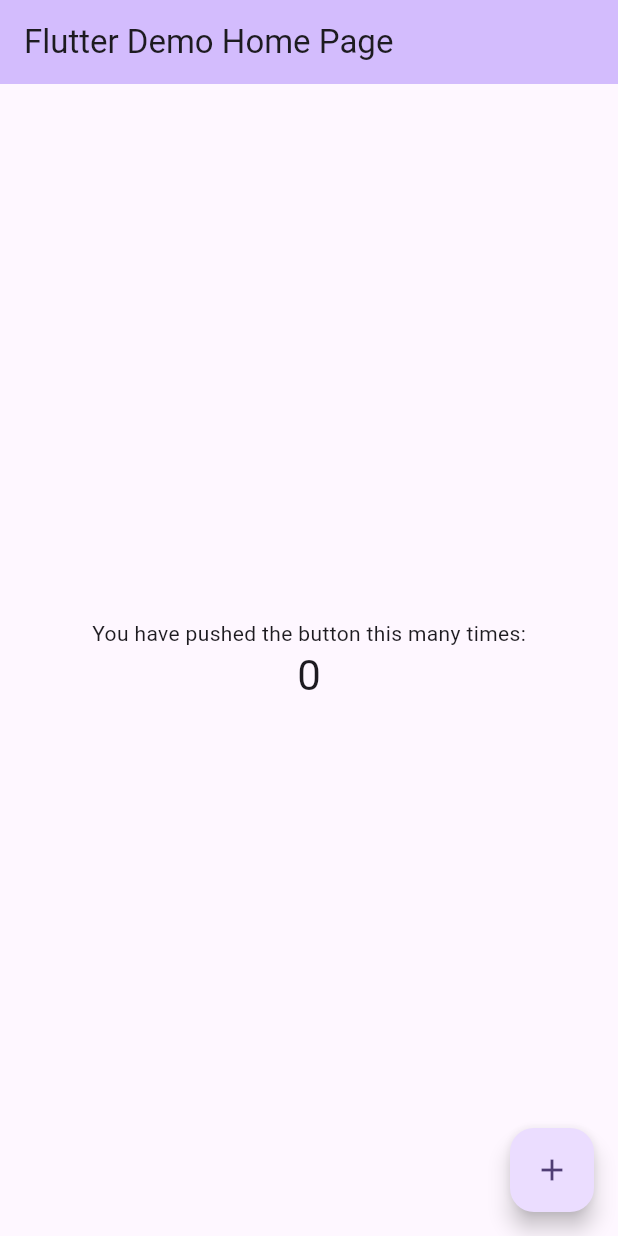
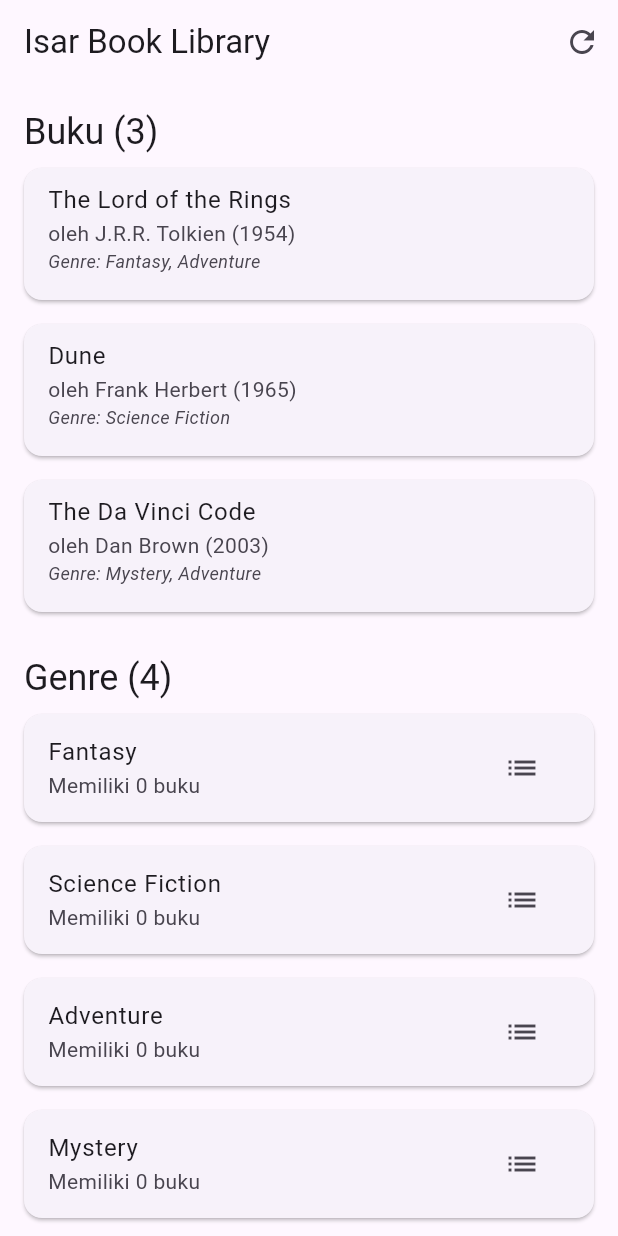
Before and after one commit to Andaruu19/ppb-ets, a Flutter app: the screen it shows after launch, on a phone screen of 412 x 824 dp. Run offline on Flutter 3.47's test engine with Material 3 defaults, Android fonts, the phone set to English and light mode, and no system bars; our stand-ins replace isar; accounts and stored records are empty; generated files the repository leaves out were written again.

Commit message:
crud implemented

```diff
--- a/lib/main.dart
+++ b/lib/main.dart
@@ -1,122 +1,45 @@
+import 'package:isar/isar.dart';
 import 'package:flutter/material.dart';
+import 'services/isar_services.dart';
+import 'screens/home_screen.dart';
 
-void main() {
-  runApp(const MyApp());
+void main() async {
+  // 1. Pastikan Flutter binding siap
+  WidgetsFlutterBinding.ensureInitialized();
+
+  // 2. Inisialisasi Isar Core (WAJIB untuk Flutter)
+  //    Ini akan mendownload binary Isar yang sesuai untuk platform target.
+  await Isar.initializeIsarCore(download: true);
+
+  // 3. Buat instance IsarService (ini akan memicu pembukaan DB)
+  final isarService = IsarService();
+
+  // 4. (Opsional) Tambahkan data awal jika database baru dibuat
+  //    Tunggu DB benar-benar terbuka sebelum menambahkan data
+  await isarService.db; // Pastikan DB sudah siap
+  await isarService.addInitialGenres(); // Tambah genre jika belum ada
+  await isarService.addSampleBooks();  // Tambah buku contoh jika belum ada
+
+
+  // 5. Jalankan aplikasi Flutter
+  runApp(MyApp(isarService: isarService));
 }
 
 class MyApp extends StatelessWidget {
-  const MyApp({super.key});
+  final IsarService isarService;
 
-  // This widget is the root of your application.
+  const MyApp({Key? key, required this.isarService}) : super(key: key);
+
   @override
   Widget build(BuildContext context) {
     return MaterialApp(
-      title: 'Flutter Demo',
+      title: 'Isar Book Example',
       theme: ThemeData(
-        // This is the theme of your application.
-        //
-        // TRY THIS: Try running your application with "flutter run". You'll see
-        // the application has a purple toolbar. Then, without quitting the app,
-        // try changing the seedColor in the colorScheme below to Colors.green
-        // and then invoke "hot reload" (save your changes or press the "hot
-        // reload" button in a Flutter-supported IDE, or press "r" if you used
-        // the command line to start the app).
-        //
-        // Notice that the counter didn't reset back to zero; the application
-        // state is not lost during the reload. To reset the state, use hot
-        // restart instead.
-        //
-        // This works for code too, not just values: Most code changes can be
-        // tested with just a hot reload.
-        colorScheme: ColorScheme.fromSeed(seedColor: Colors.deepPurple),
+        primarySwatch: Colors.indigo,
+        visualDensity: VisualDensity.adaptivePlatformDensity,
       ),
-      home: const MyHomePage(title: 'Flutter Demo Home Page'),
+      home: HomeScreen(isarService: isarService), // Kirim service ke HomeScreen
+      debugShowCheckedModeBanner: false,
     );
   }
 }
-
-class MyHomePage extends StatefulWidget {
-  const MyHomePage({super.key, required this.title});
-
-  // This widget is the home page of your application. It is stateful, meaning
-  // that it has a State object (defined below) that contains fields that affect
-  // how it looks.
-
-  // This class is the configuration for the state. It holds the values (in this
-  // case the title) provided by the parent (in this case the App widget) and
-  // used by the build method of the State. Fields in a Widget subclass are
-  // always marked "final".
-
-  final String title;
-
-  @override
-  State<MyHomePage> createState() => _MyHomePageState();
-}
-
-class _MyHomePageState extends State<MyHomePage> {
-  int _counter = 0;
-
-  void _incrementCounter() {
-    setState(() {
-      // This call to setState tells the Flutter framework that something has
-      // changed in this State, which causes it to rerun the build method below
-      // so that the display can reflect the updated values. If we changed
-      // _counter without calling setState(), then the build method would not be
-      // called again, and so nothing would appear to happen.
-      _counter++;
-    });
-  }
-
-  @override
-  Widget build(BuildContext context) {
-    // This method is rerun every time setState is called, for instance as done
-    // by the _incrementCounter method above.
-    //
-    // The Flutter framework has been optimized to make rerunning build methods
-    // fast, so that you can just rebuild anything that needs updating rather
-    // than having to individually change instances of widgets.
-    return Scaffold(
-      appBar: AppBar(
-        // TRY THIS: Try changing the color here to a specific color (to
-        // Colors.amber, perhaps?) and trigger a hot reload to see the AppBar
-        // change color while the other colors stay the same.
-        backgroundColor: Theme.of(context).colorScheme.inversePrimary,
-        // Here we take the value from the MyHomePage object that was created by
-        // the App.build method, and use it to set our appbar title.
-        title: Text(widget.title),
-      ),
-      body: Center(
-        // Center is a layout widget. It takes a single child and positions it
-        // in the middle of the parent.
-        child: Column(
-          // Column is also a layout widget. It takes a list of children and
-          // arranges them vertically. By default, it sizes itself to fit its
-          // children horizontally, and tries to be as tall as its parent.
-          //
-          // Column has various properties to control how it sizes itself and
-          // how it positions its children. Here we use mainAxisAlignment to
-          // center the children vertically; the main axis here is the vertical
-          // axis because Columns are vertical (the cross axis would be
-          // horizontal).
-          //
-          // TRY THIS: Invoke "debug painting" (choose the "Toggle Debug Paint"
-          // action in the IDE, or press "p" in the console), to see the
-          // wireframe for each widget.
-          mainAxisAlignment: MainAxisAlignment.center,
-          children: <Widget>[
-            const Text('You have pushed the button this many times:'),
-            Text(
-              '$_counter',
-              style: Theme.of(context).textTheme.headlineMedium,
-            ),
-          ],
-        ),
-      ),
-      floatingActionButton: FloatingActionButton(
-        onPressed: _incrementCounter,
-        tooltip: 'Increment',
-        child: const Icon(Icons.add),
-      ), // This trailing comma makes auto-formatting nicer for build methods.
-    );
-  }
-}
--- /dev/null
+++ b/lib/models/book.dart
@@ -0,0 +1,21 @@
+import 'package:isar/isar.dart';
+import 'genre.dart'; // Import model Genre untuk IsarLinks
+
+part 'book.g.dart'; // Shared generated part file
+
+@collection
+class Book {
+  Id id = Isar.autoIncrement;
+
+  @Index()
+  String? title;
+
+  String? author;
+  String? synopsis;
+  int? publicationYear;
+
+  // Link ke banyak objek Genre
+  final genres = IsarLinks<Genre>();
+
+  Book({this.title, this.author, this.synopsis, this.publicationYear}); // Constructor opsional
+}
--- /dev/null
+++ b/lib/models/genre.dart
@@ -0,0 +1,18 @@
+import 'package:isar/isar.dart';
+import 'book.dart'; // Import model Book untuk Backlink
+
+part 'genre.g.dart'; // Shared generated part file
+
+@collection
+class Genre {
+  Id id = Isar.autoIncrement;
+
+  @Index(unique: true, caseSensitive: false)
+  String? name;
+
+  // Backlink ke field 'genres' di model 'Book'
+  @Backlink(to: 'genres')
+  final books = IsarLinks<Book>();
+
+  Genre({this.name}); // Constructor opsional
+}
--- /dev/null
+++ b/lib/screens/home_screen.dart
@@ -0,0 +1,160 @@
+import 'package:flutter/material.dart';
+import '../services/isar_services.dart';
+import '../models/book.dart';
+import '../models/genre.dart';
+
+class HomeScreen extends StatefulWidget {
+  final IsarService isarService; // Terima service via constructor
+
+  const HomeScreen({Key? key, required this.isarService}) : super(key: key);
+
+  @override
+  State<HomeScreen> createState() => _HomeScreenState();
+}
+
+class _HomeScreenState extends State<HomeScreen> {
+  List<Book> _books = [];
+  List<Genre> _genres = [];
+  bool _isLoading = true;
+
+  @override
+  void initState() {
+    super.initState();
+    _loadData();
+  }
+
+  Future<void> _loadData() async {
+    setState(() => _isLoading = true);
+    try {
+      // Ambil data dari IsarService
+      _books = await widget.isarService.getAllBooksWithGenres();
+      _genres = await widget.isarService.getAllGenresWithBooks();
+    } catch (e) {
+      // Handle error (misalnya tampilkan snackbar)
+      print("Error loading data: $e");
+      ScaffoldMessenger.of(context).showSnackBar(
+        SnackBar(content: Text("Gagal memuat data: $e")),
+      );
+    } finally {
+      if (mounted) { // Pastikan widget masih ada di tree
+         setState(() => _isLoading = false);
+      }
+    }
+  }
+
+  @override
+  Widget build(BuildContext context) {
+    return Scaffold(
+      appBar: AppBar(
+        title: const Text('Isar Book Library'),
+        actions: [
+          IconButton(
+            icon: const Icon(Icons.refresh),
+            onPressed: _loadData,
+            tooltip: 'Muat Ulang Data',
+          ),
+          // Tombol untuk menghapus data (hati-hati)
+          // IconButton(
+          //   icon: const Icon(Icons.delete_forever),
+          //   onPressed: () async {
+          //     await widget.isarService.cleanDb();
+          //     _loadData(); // Muat ulang setelah membersihkan
+          //   },
+          //   tooltip: 'Hapus Semua Data',
+          // ),
+        ],
+      ),
+      body: _isLoading
+          ? const Center(child: CircularProgressIndicator())
+          : RefreshIndicator( // Tambahkan pull-to-refresh
+              onRefresh: _loadData,
+              child: ListView(
+                padding: const EdgeInsets.all(16.0),
+                children: [
+                  _buildSectionTitle('Buku (${_books.length})'),
+                  _buildBookList(),
+                  const SizedBox(height: 20),
+                  _buildSectionTitle('Genre (${_genres.length})'),
+                  _buildGenreList(),
+                ],
+              ),
+            ),
+    );
+  }
+
+  Widget _buildSectionTitle(String title) {
+    return Text(
+      title,
+      style: Theme.of(context).textTheme.headlineSmall,
+    );
+  }
+
+  Widget _buildBookList() {
+    if (_books.isEmpty) {
+      return const Center(child: Text('Belum ada buku.'));
+    }
+    return ListView.builder(
+      shrinkWrap: true, // Penting dalam ListView utama
+      physics: const NeverScrollableScrollPhysics(), // Non-scrollable
+      itemCount: _books.length,
+      itemBuilder: (context, index) {
+        final book = _books[index];
+        // Ambil nama genre dari link yang sudah di-load
+        final genreNames = book.genres.map((g) => g.name ?? 'N/A').join(', ');
+        return Card(
+          margin: const EdgeInsets.symmetric(vertical: 8.0),
+          child: ListTile(
+            title: Text(book.title ?? 'Tanpa Judul'),
+            subtitle: Column(
+              crossAxisAlignment: CrossAxisAlignment.start,
+              children: [
+                Text('oleh ${book.author ?? 'Anonim'} (${book.publicationYear ?? 'N/A'})'),
+                if (genreNames.isNotEmpty)
+                  Text('Genre: $genreNames', style: const TextStyle(fontSize: 12, fontStyle: FontStyle.italic)),
+              ],
+            ),
+            isThreeLine: genreNames.isNotEmpty,
+          ),
+        );
+      },
+    );
+  }
+
+   Widget _buildGenreList() {
+    if (_genres.isEmpty) {
+      return const Center(child: Text('Belum ada genre.'));
+    }
+    return ListView.builder(
+      shrinkWrap: true,
+      physics: const NeverScrollableScrollPhysics(),
+      itemCount: _genres.length,
+      itemBuilder: (context, index) {
+        final genre = _genres[index];
+        // Hitung jumlah buku dari link yang sudah di-load
+        final bookCount = genre.books.length;
+        return Card(
+          margin: const EdgeInsets.symmetric(vertical: 8.0),
+          child: ListTile(
+            title: Text(genre.name ?? 'Tanpa Nama'),
+            subtitle: Text('Memiliki $bookCount buku'),
+             // Opsional: Tampilkan daftar judul buku dalam genre ini
+            trailing: IconButton(
+              icon: Icon(Icons.list),
+              onPressed: () {
+                final bookTitles = genre.books.map((b) => b.title ?? 'N/A').join('\n- ');
+                showDialog(
+                  context: context,
+                  builder: (context) => AlertDialog(
+                    title: Text('Buku dalam Genre "${genre.name}"'),
+                    content: Text(bookTitles.isNotEmpty ? '- $bookTitles' : 'Tidak ada buku.'),
+                    actions: [TextButton(onPressed: () => Navigator.pop(context), child: Text('OK'))],
+                  ),
+                );
+              },
+            ),
+          ),
+        );
+      },
+    );
+  }
+}
--- /dev/null
+++ b/lib/services/isar_services.dart
@@ -0,0 +1,149 @@
+import 'package:isar/isar.dart';
+import 'package:path_provider/path_provider.dart';
+import '../models/genre.dart';
+import '../models/book.dart';
+import 'dart:async'; // Untuk Completer
+
+class IsarService {
+  late Future<Isar> db;
+
+  IsarService() {
+    db = _openDB(); // Inisialisasi saat service dibuat
+  }
+
+  // Membuka database Isar
+  Future<Isar> _openDB() async {
+    final dir = await getApplicationDocumentsDirectory();
+    if (Isar.instanceNames.isEmpty) {
+      // Hanya buka jika belum ada instance
+      return await Isar.open(
+        [BookSchema, GenreSchema], // Sertakan SEMUA skema di sini
+        directory: dir.path,
+        inspector: true, // Aktifkan inspector untuk debugging (opsional)
+        name: 'libraryDb', // Nama database (opsional)
+      );
+    }
+    // Jika sudah ada instance, kembalikan instance yang ada
+    return Future.value(Isar.getInstance('libraryDb')!);
+  }
+
+  // --- Contoh Operasi CRUD dan Relasi ---
+
+  // Tambah Genre Awal (jika belum ada)
+  Future<void> addInitialGenres() async {
+    final isar = await db;
+    // Cek apakah genre sudah ada
+    final count = await isar.genres.count();
+    if (count == 0) {
+      print("Menambahkan genre awal...");
+      final fantasy = Genre(name: 'Fantasy');
+      final sciFi = Genre(name: 'Science Fiction');
+      final adventure = Genre(name: 'Adventure');
+      final mystery = Genre(name: 'Mystery');
+
+      await isar.writeTxn(() async {
+        await isar.genres.putAll([fantasy, sciFi, adventure, mystery]);
+      });
+      print("Genre awal ditambahkan.");
+    } else {
+      print("Genre sudah ada.");
+    }
+  }
+
+  // Tambah Buku Baru dengan Relasi Genre
+  Future<void> addBookWithGenres(Book newBook, List<String> genreNames) async {
+    final isar = await db;
+
+    // 1. Cari objek Genre berdasarkan nama
+    List<Genre> genresToLink = [];
+    for (String name in genreNames) {
+      final genre = await isar.genres.filter().nameEqualTo(name).findFirst();
+      if (genre != null) {
+        genresToLink.add(genre);
+      } else {
+        print("Peringatan: Genre '$name' tidak ditemukan.");
+        // Opsional: Buat genre baru jika tidak ditemukan
+        // final newGenre = Genre(name: name);
+        // await isar.writeTxn(() async {
+        //   await isar.genres.put(newGenre);
+        // });
+        // genresToLink.add(newGenre);
+      }
+    }
+
+    // 2. Simpan buku dan tautkan genre dalam transaksi
+    await isar.writeTxn(() async {
+      // Simpan buku dulu
+      await isar.books.put(newBook);
+      print('Buku "${newBook.title}" disimpan dengan ID: ${newBook.id}');
+
+      // Tambahkan link ke genre
+      if (genresToLink.isNotEmpty) {
+        newBook.genres.addAll(genresToLink);
+        // Simpan perubahan pada link
+        await newBook.genres.save();
+        print('Genre ditautkan ke buku "${newBook.title}".');
+      }
+    });
+  }
+
+  // Ambil semua buku (dengan genre yang sudah dimuat)
+  Future<List<Book>> getAllBooksWithGenres() async {
+    final isar = await db;
+    final books = await isar.books.where().findAll();
+    // Muat relasi genre untuk setiap buku
+    for (var book in books) {
+      await book.genres.load();
+    }
+    return books;
+  }
+
+  // Ambil semua genre (dengan buku yang sudah dimuat)
+  Future<List<Genre>> getAllGenresWithBooks() async {
+      final isar = await db;
+      final genres = await isar.genres.where().findAll();
+      // Muat relasi buku untuk setiap genre
+      for (var genre in genres) {
+          await genre.books.load();
+      }
+      return genres;
+  }
+
+  // Contoh: Tambahkan buku contoh
+  Future<void> addSampleBooks() async {
+    final isar = await db;
+    final bookCount = await isar.books.count();
+    if (bookCount == 0) {
+        print("Menambahkan buku contoh...");
+        final book1 = Book(
+            title: 'The Lord of the Rings',
+            author: 'J.R.R. Tolkien',
+            publicationYear: 1954);
+        await addBookWithGenres(book1, ['Fantasy', 'Adventure']);
+
+        final book2 = Book(
+            title: 'Dune',
+            author: 'Frank Herbert',
+            publicationYear: 1965);
+        await addBookWithGenres(book2, ['Science Fiction']);
+
+         final book3 = Book(
+            title: 'The Da Vinci Code',
+            author: 'Dan Brown',
+            publicationYear: 2003);
+        await addBookWithGenres(book3, ['Mystery', 'Adventure']);
+         print("Buku contoh ditambahkan.");
+    } else {
+         print("Buku contoh sudah ada.");
+    }
+  }
+
+  // Bersihkan database (hati-hati menggunakan ini!)
+  Future<void> cleanDb() async {
+    final isar = await db;
+    await isar.writeTxn(() async {
+      await isar.clear();
+    });
+    print("Database dibersihkan.");
+  }
+}
```
Also changed, not shown: lib/models/book.g.dart (added), lib/models/genre.g.dart (added).
